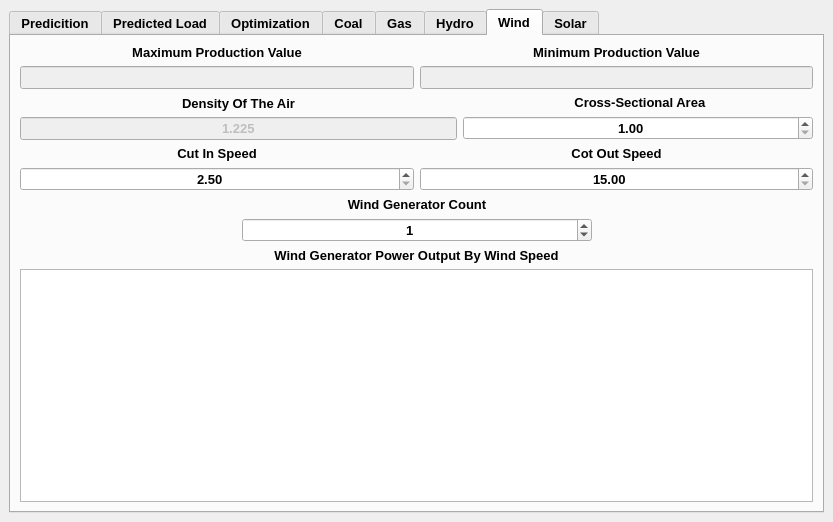
The window that gui/load_prediction_xml.ui (Djordje99/ISIS_Load_Prediction) describes before a commit, drawn with Qt 5.
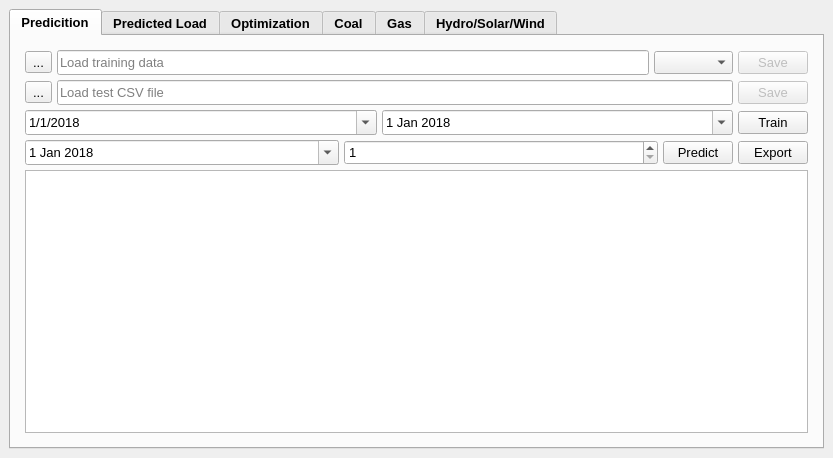
The same window after the commit. The open tabs and pages were chosen to show the change. Custom widgets are drawn as their Qt base class.

What changed in the file:
```diff
--- a/gui/load_prediction_xml.ui
+++ b/gui/load_prediction_xml.ui
@@ -7,7 +7,7 @@
     <x>0</x>
     <y>0</y>
     <width>833</width>
-    <height>522</height>
+    <height>458</height>
    </rect>
   </property>
   <property name="windowTitle">
@@ -1889,11 +1889,11 @@
       </widget>
       <widget class="QWidget" name="hydro">
        <attribute name="title">
-        <string>Hydro</string>
+        <string>Hydro/Solar/Wind</string>
        </attribute>
        <layout class="QGridLayout" name="gridLayout">
         <item row="0" column="0">
-         <layout class="QVBoxLayout" name="verticalLayout_45">
+         <layout class="QVBoxLayout" name="verticalLayout_4">
           <item>
            <layout class="QVBoxLayout" name="verticalLayout_39">
             <item>
@@ -2170,266 +2170,10 @@
            </layout>
           </item>
           <item>
-           <spacer name="verticalSpacer">
-            <property name="orientation">
-             <enum>Qt::Vertical</enum>
-            </property>
-            <property name="sizeHint" stdset="0">
-             <size>
-              <width>20</width>
-              <height>40</height>
-             </size>
-            </property>
-           </spacer>
-          </item>
-         </layout>
-        </item>
-       </layout>
-      </widget>
-      <widget class="QWidget" name="wind">
-       <attribute name="title">
-        <string>Wind</string>
-       </attribute>
-       <layout class="QGridLayout" name="gridLayout_6">
-        <item row="0" column="0">
-         <layout class="QVBoxLayout" name="verticalLayout_40">
-          <item>
            <layout class="QHBoxLayout" name="horizontalLayout_4">
             <item>
              <layout class="QVBoxLayout" name="verticalLayout_3">
               <item>
-               <widget class="QLabel" name="max_prod_wind_value">
-                <property name="minimumSize">
-                 <size>
-                  <width>350</width>
-                  <height>0</height>
-                 </size>
-                </property>
-                <property name="text">
-                 <string>Maximum Production Value</string>
-                </property>
-                <property name="alignment">
-                 <set>Qt::AlignCenter</set>
-                </property>
-               </widget>
-              </item>
-              <item>
-               <widget class="QLineEdit" name="max_prod_wind_edit_line">
-                <property name="enabled">
-                 <bool>false</bool>
-                </property>
-                <property name="alignment">
-                 <set>Qt::AlignCenter</set>
-                </property>
-               </widget>
-              </item>
-             </layout>
-            </item>
-            <item>
-             <layout class="QVBoxLayout" name="verticalLayout_2">
-              <item>
-               <widget class="QLabel" name="min_prod_wind_value">
-                <property name="minimumSize">
-                 <size>
-                  <width>350</width>
-                  <height>0</height>
-                 </size>
-                </property>
-                <property name="text">
-                 <string>Minimum Production Value</string>
-                </property>
-                <property name="alignment">
-                 <set>Qt::AlignCenter</set>
-                </property>
-               </widget>
-              </item>
-              <item>
-               <widget class="QLineEdit" name="min_prod_wind_edit_line">
-                <property name="enabled">
-                 <bool>false</bool>
-                </property>
-                <property name="alignment">
-                 <set>Qt::AlignCenter</set>
-                </property>
-               </widget>
-              </item>
-             </layout>
-            </item>
-           </layout>
-          </item>
-          <item>
-           <layout class="QHBoxLayout" name="horizontalLayout_25">
-            <item>
-             <layout class="QVBoxLayout" name="verticalLayout_4">
-              <item>
-               <widget class="QLabel" name="density_air_label">
-                <property name="minimumSize">
-                 <size>
-                  <width>350</width>
-                  <height>0</height>
-                 </size>
-                </property>
-                <property name="text">
-                 <string>Density Of The Air</string>
-                </property>
-                <property name="alignment">
-                 <set>Qt::AlignCenter</set>
-                </property>
-               </widget>
-              </item>
-              <item>
-               <widget class="QLineEdit" name="density_air_edit_line">
-                <property name="enabled">
-                 <bool>false</bool>
-                </property>
-                <property name="text">
-                 <string>1.225</string>
-                </property>
-                <property name="alignment">
-                 <set>Qt::AlignCenter</set>
-                </property>
-               </widget>
-              </item>
-             </layout>
-            </item>
-            <item>
-             <layout class="QVBoxLayout" name="verticalLayout_12">
-              <item>
-               <widget class="QLabel" name="min_prod_wind_value_2">
-                <property name="minimumSize">
-                 <size>
-                  <width>350</width>
-                  <height>0</height>
-                 </size>
-                </property>
-                <property name="text">
-                 <string> Cross-Sectional Area</string>
-                </property>
-                <property name="alignment">
-                 <set>Qt::AlignCenter</set>
-                </property>
-               </widget>
-              </item>
-              <item>
-               <widget class="QDoubleSpinBox" name="cross_sectional_aria_wind_spin_box">
-                <property name="alignment">
-                 <set>Qt::AlignCenter</set>
-                </property>
-                <property name="minimum">
-                 <double>1.000000000000000</double>
-                </property>
-                <property name="maximum">
-                 <double>100.000000000000000</double>
-                </property>
-                <property name="singleStep">
-                 <double>0.500000000000000</double>
-                </property>
-                <property name="value">
-                 <double>1.000000000000000</double>
-                </property>
-               </widget>
-              </item>
-             </layout>
-            </item>
-           </layout>
-          </item>
-          <item>
-           <layout class="QHBoxLayout" name="horizontalLayout_26">
-            <item>
-             <layout class="QVBoxLayout" name="verticalLayout_13">
-              <item>
-               <widget class="QLabel" name="cut_in_speed_label">
-                <property name="minimumSize">
-                 <size>
-                  <width>350</width>
-                  <height>0</height>
-                 </size>
-                </property>
-                <property name="text">
-                 <string>Cut In Speed</string>
-                </property>
-                <property name="alignment">
-                 <set>Qt::AlignCenter</set>
-                </property>
-               </widget>
-              </item>
-              <item>
-               <widget class="QDoubleSpinBox" name="cut_in_speed_spin_box">
-                <property name="alignment">
-                 <set>Qt::AlignCenter</set>
-                </property>
-                <property name="minimum">
-                 <double>2.500000000000000</double>
-                </property>
-                <property name="maximum">
-                 <double>100.000000000000000</double>
-                </property>
-                <property name="singleStep">
-                 <double>0.500000000000000</double>
-                </property>
-               </widget>
-              </item>
-             </layout>
-            </item>
-            <item>
-             <layout class="QVBoxLayout" name="verticalLayout_14">
-              <item>
-               <widget class="QLabel" name="cut_out_speed_label">
-                <property name="minimumSize">
-                 <size>
-                  <width>350</width>
-                  <height>0</height>
-                 </size>
-                </property>
-                <property name="text">
-                 <string>Cot Out Speed</string>
-                </property>
-                <property name="alignment">
-                 <set>Qt::AlignCenter</set>
-                </property>
-               </widget>
-              </item>
-              <item>
-               <widget class="QDoubleSpinBox" name="cut_out_speed_spin_box">
-                <property name="alignment">
-                 <set>Qt::AlignCenter</set>
-                </property>
-                <property name="minimum">
-                 <double>15.000000000000000</double>
-                </property>
-                <property name="maximum">
-                 <double>100.000000000000000</double>
-                </property>
-                <property name="singleStep">
-                 <double>0.500000000000000</double>
-                </property>
-                <property name="value">
-                 <double>15.000000000000000</double>
-                </property>
-               </widget>
-              </item>
-             </layout>
-            </item>
-           </layout>
-          </item>
-          <item>
-           <layout class="QHBoxLayout" name="horizontalLayout_9">
-            <item>
-             <spacer name="horizontalSpacer_4">
-              <property name="orientation">
-               <enum>Qt::Horizontal</enum>
-              </property>
-              <property name="sizeHint" stdset="0">
-               <size>
-                <width>40</width>
-                <height>20</height>
-               </size>
-              </property>
-             </spacer>
-            </item>
-            <item>
-             <layout class="QVBoxLayout" name="verticalLayout_15">
-              <item>
                <widget class="QLabel" name="wind_generator_count_label">
                 <property name="minimumSize">
                  <size>
@@ -2476,211 +2220,7 @@
              </layout>
             </item>
             <item>
-             <spacer name="horizontalSpacer_2">
-              <property name="orientation">
-               <enum>Qt::Horizontal</enum>
-              </property>
-              <property name="sizeHint" stdset="0">
-               <size>
-                <width>40</width>
-                <height>20</height>
-               </size>
-              </property>
-             </spacer>
-            </item>
-           </layout>
-          </item>
-          <item>
-           <layout class="QVBoxLayout" name="verticalLayout_11">
-            <item>
-             <widget class="QLabel" name="wind_generator_power_abel">
-              <property name="text">
-               <string>Wind Generator Power Output By Wind Speed</string>
-              </property>
-              <property name="alignment">
-               <set>Qt::AlignCenter</set>
-              </property>
-             </widget>
-            </item>
-            <item>
-             <widget class="PlotWidget" name="wind_generator_power_graphicview"/>
-            </item>
-           </layout>
-          </item>
-         </layout>
-        </item>
-       </layout>
-      </widget>
-      <widget class="QWidget" name="solar">
-       <attribute name="title">
-        <string>Solar</string>
-       </attribute>
-       <layout class="QGridLayout" name="gridLayout_7">
-        <item row="0" column="0">
-         <layout class="QVBoxLayout" name="verticalLayout_41">
-          <item>
-           <layout class="QHBoxLayout" name="horizontalLayout_27">
-            <item>
-             <layout class="QVBoxLayout" name="verticalLayout_16">
-              <item>
-               <widget class="QLabel" name="max_prod_solar_value">
-                <property name="minimumSize">
-                 <size>
-                  <width>350</width>
-                  <height>0</height>
-                 </size>
-                </property>
-                <property name="text">
-                 <string>Maximum Production Value</string>
-                </property>
-                <property name="alignment">
-                 <set>Qt::AlignCenter</set>
-                </property>
-               </widget>
-              </item>
-              <item>
-               <widget class="QLineEdit" name="max_prod_solar_edit_line">
-                <property name="enabled">
-                 <bool>false</bool>
-                </property>
-                <property name="alignment">
-                 <set>Qt::AlignCenter</set>
-                </property>
-               </widget>
-              </item>
-             </layout>
-            </item>
-            <item>
-             <layout class="QVBoxLayout" name="verticalLayout_17">
-              <item>
-               <widget class="QLabel" name="min_prod_wind_value_3">
-                <property name="minimumSize">
-                 <size>
-                  <width>350</width>
-                  <height>0</height>
-                 </size>
-                </property>
-                <property name="text">
-                 <string>Minimum Production Value</string>
-                </property>
-                <property name="alignment">
-                 <set>Qt::AlignCenter</set>
-                </property>
-               </widget>
-              </item>
-              <item>
-               <widget class="QLineEdit" name="min_prod_solar_edit_line">
-                <property name="enabled">
-                 <bool>false</bool>
-                </property>
-                <property name="alignment">
-                 <set>Qt::AlignCenter</set>
-                </property>
-               </widget>
-              </item>
-             </layout>
-            </item>
-           </layout>
-          </item>
-          <item>
-           <layout class="QHBoxLayout" name="horizontalLayout_29">
-            <item>
-             <layout class="QVBoxLayout" name="verticalLayout_20">
-              <item>
-               <widget class="QLabel" name="solar_panel_size_label">
-                <property name="minimumSize">
-                 <size>
-                  <width>350</width>
-                  <height>0</height>
-                 </size>
-                </property>
-                <property name="text">
-                 <string>Solar Panel Size</string>
-                </property>
-                <property name="alignment">
-                 <set>Qt::AlignCenter</set>
-                </property>
-               </widget>
-              </item>
-              <item>
-               <widget class="QDoubleSpinBox" name="solar_panel_size_spin_box">
-                <property name="alignment">
-                 <set>Qt::AlignCenter</set>
-                </property>
-                <property name="minimum">
-                 <double>1.000000000000000</double>
-                </property>
-                <property name="maximum">
-                 <double>100.000000000000000</double>
-                </property>
-                <property name="singleStep">
-                 <double>0.500000000000000</double>
-                </property>
-                <property name="value">
-                 <double>10.000000000000000</double>
-                </property>
-               </widget>
-              </item>
-             </layout>
-            </item>
-            <item>
-             <layout class="QVBoxLayout" name="verticalLayout_21">
-              <item>
-               <widget class="QLabel" name="solar_panel_efficiency_label">
-                <property name="minimumSize">
-                 <size>
-                  <width>350</width>
-                  <height>0</height>
-                 </size>
-                </property>
-                <property name="text">
-                 <string>Solar Panel Efficensy</string>
-                </property>
-                <property name="alignment">
-                 <set>Qt::AlignCenter</set>
-                </property>
-               </widget>
-              </item>
-              <item>
-               <widget class="QDoubleSpinBox" name="solar_panel_efficiency_spin_box">
-                <property name="alignment">
-                 <set>Qt::AlignCenter</set>
-                </property>
-                <property name="minimum">
-                 <double>1.000000000000000</double>
-                </property>
-                <property name="maximum">
-                 <double>50.000000000000000</double>
-                </property>
-                <property name="singleStep">
-                 <double>0.500000000000000</double>
-                </property>
-                <property name="value">
-                 <double>25.000000000000000</double>
-                </property>
-               </widget>
-              </item>
-             </layout>
-            </item>
-           </layout>
-          </item>
-          <item>
-           <layout class="QHBoxLayout" name="horizontalLayout_8">
-            <item>
-             <spacer name="horizontalSpacer_13">
-              <property name="orientation">
-               <enum>Qt::Horizontal</enum>
-              </property>
-              <property name="sizeHint" stdset="0">
-               <size>
-                <width>40</width>
-                <height>20</height>
-               </size>
-              </property>
-             </spacer>
-            </item>
-            <item>
-             <layout class="QVBoxLayout" name="verticalLayout_27">
+             <layout class="QVBoxLayout" name="verticalLayout_2">
               <item>
                <widget class="QLabel" name="solar_panel_count_label">
                 <property name="minimumSize">
@@ -2743,21 +2283,17 @@
            </layout>
           </item>
           <item>
-           <layout class="QVBoxLayout" name="verticalLayout_22">
-            <item>
-             <widget class="QLabel" name="solar_panel_power_output_label">
-              <property name="text">
-               <string>Solar Panel Power Output</string>
-              </property>
-              <property name="alignment">
-               <set>Qt::AlignCenter</set>
-              </property>
-             </widget>
-            </item>
-            <item>
-             <widget class="PlotWidget" name="solar_panel_power_output_graphicview"/>
-            </item>
-           </layout>
+           <spacer name="verticalSpacer">
+            <property name="orientation">
+             <enum>Qt::Vertical</enum>
+            </property>
+            <property name="sizeHint" stdset="0">
+             <size>
+              <width>20</width>
+              <height>40</height>
+             </size>
+            </property>
+           </spacer>
           </item>
          </layout>
         </item>
```
Left out of the diff: 276 changed lines with no effect on the pictures.
